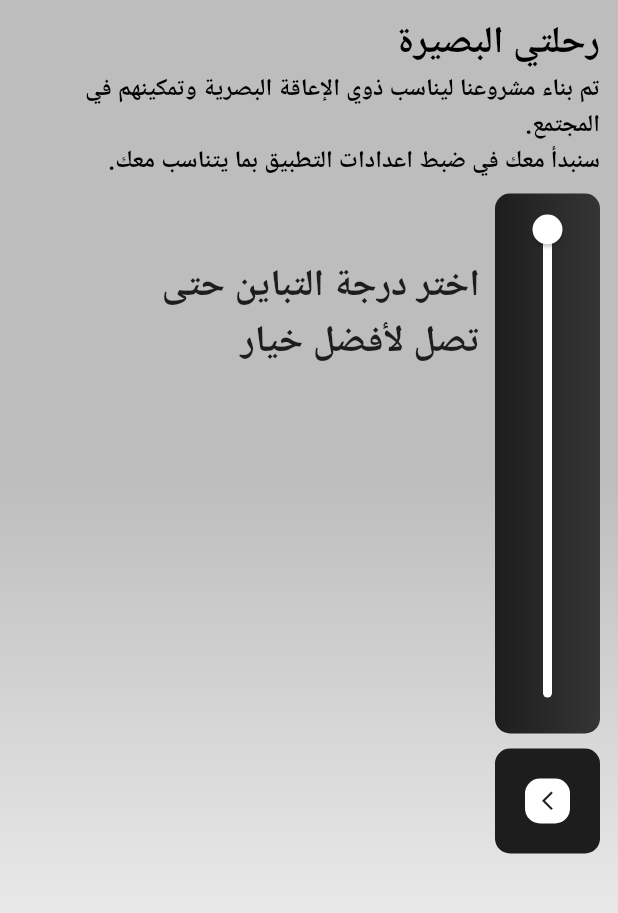
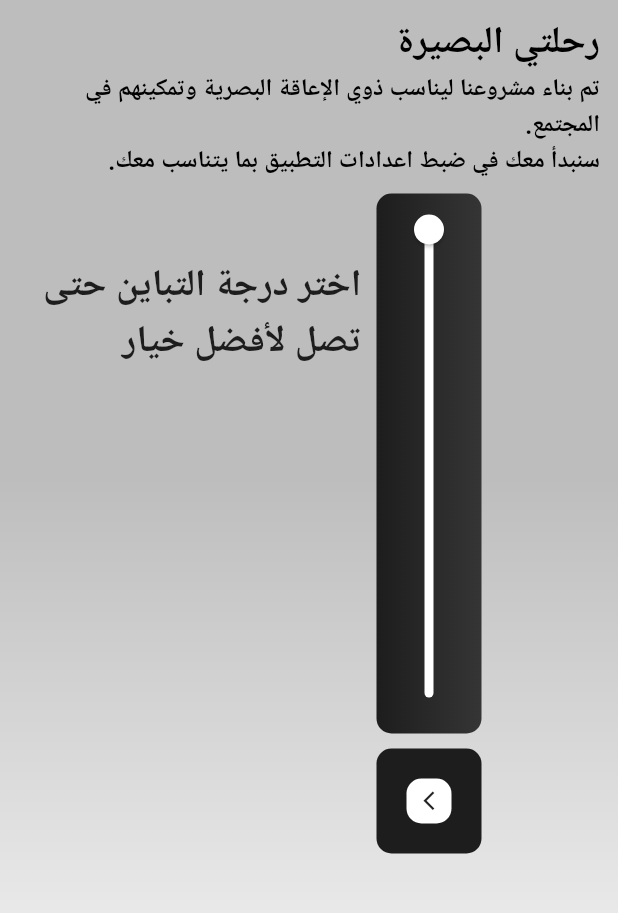
Before and after one commit to kawad852/visionary_journey_app, a Flutter app: the screen it shows after launch, after a tap on an icon or button, on a phone screen of 412 x 824 dp, the part 141-1054 px from its top. Run offline on Flutter 3.47's test engine with Material 3 defaults, Android fonts, the phone set to English and light mode, and no system bars; our stand-ins replace animate_do, audioplayers, cached_network_image, carousel_slider, cloud_firestore, firebase_auth and 19 more; missing offline and left inert: flutter_polyline_points, geoflutterfire_plus; accounts and stored records are empty; generated files the repository leaves out were written again; network calls fail; Roboto replaces fonts that are missing (Cairo); project files that could hold a hidden picture were left out.

Commit message:
alignment fix

```diff
--- a/lib/screens/card/widgets/home_card.dart
+++ b/lib/screens/card/widgets/home_card.dart
@@ -28,9 +28,9 @@ class HomeCard extends StatelessWidget {
   Widget build(BuildContext context) {
     return Align(
       alignment: MySharedPreferences.appDirction == AppDirction.right
-          ? AlignmentDirectional.centerEnd
+          ? Alignment.centerRight
           : MySharedPreferences.appDirction == AppDirction.left
-              ? AlignmentDirectional.centerStart
+              ? Alignment.centerLeft
               : AlignmentDirectional.center,
       child: SizedBox(
         width: MySharedPreferences.appDirction == AppDirction.normal ? double.infinity : context.mediaQuery.width * 0.75,
--- a/lib/screens/card/widgets/order_loading.dart
+++ b/lib/screens/card/widgets/order_loading.dart
@@ -22,9 +22,9 @@ class OrderLoading extends StatelessWidget {
   Widget build(BuildContext context) {
     return Align(
       alignment: MySharedPreferences.appDirction == AppDirction.right
-          ? AlignmentDirectional.centerEnd
+          ? Alignment.centerRight
           : MySharedPreferences.appDirction == AppDirction.left
-              ? AlignmentDirectional.centerStart
+              ? Alignment.centerLeft
               : AlignmentDirectional.center,
       child: SizedBox(
         width: MySharedPreferences.appDirction == AppDirction.normal ? double.infinity : context.mediaQuery.width * 0.65,
--- a/lib/screens/card/widgets/order_wating_driver_vertical.dart
+++ b/lib/screens/card/widgets/order_wating_driver_vertical.dart
@@ -81,7 +81,7 @@ class OrderWaitingDriverVertical extends StatelessWidget {
     final sliderValue = UiHelper.mapToRange(distance == 0 ? 0 : length, 0, total, -1, 1);
 
     return Align(
-      alignment: MySharedPreferences.appDirction == AppDirction.right ? AlignmentDirectional.centerEnd : AlignmentDirectional.centerStart,
+      alignment: MySharedPreferences.appDirction == AppDirction.right ? Alignment.centerRight : Alignment.centerLeft,
       child: SizedBox(
         width: context.mediaQuery.width * 0.58,
         child: Column(
--- a/lib/screens/card/widgets/settings_screen.dart
+++ b/lib/screens/card/widgets/settings_screen.dart
@@ -43,9 +43,9 @@ class _SettingsScreenState extends State<SettingsScreen> {
           padding: const EdgeInsets.symmetric(horizontal: 15),
           child: Align(
             alignment: MySharedPreferences.appDirction == AppDirction.right
-                ? AlignmentDirectional.centerEnd
+                ? Alignment.centerRight
                 : MySharedPreferences.appDirction == AppDirction.left
-                    ? AlignmentDirectional.centerStart
+                    ? Alignment.centerLeft
                     : AlignmentDirectional.center,
             child: SizedBox(
               width: MySharedPreferences.appDirction == AppDirction.normal ? double.infinity : context.mediaQuery.width * 0.65,
--- a/lib/screens/intro/allow_location_screen.dart
+++ b/lib/screens/intro/allow_location_screen.dart
@@ -49,9 +49,9 @@ class _AllowLocationScreenState extends State<AllowLocationScreen> {
               if (MySharedPreferences.appDirction == AppDirction.normal) const Spacer(),
               Align(
                 alignment: MySharedPreferences.appDirction == AppDirction.right
-                    ? AlignmentDirectional.centerEnd
+                    ? Alignment.centerRight
                     : MySharedPreferences.appDirction == AppDirction.left
-                        ? AlignmentDirectional.centerStart
+                        ? Alignment.centerLeft
                         : AlignmentDirectional.center,
                 child: Padding(
                   padding: EdgeInsets.only(top: MySharedPreferences.appDirction == AppDirction.normal ? 0 : 50),
--- a/lib/screens/intro/select_color_screen.dart
+++ b/lib/screens/intro/select_color_screen.dart
@@ -63,9 +63,7 @@ class _SelectColorScreenState extends State<SelectColorScreen> {
               const SizedBox(height: 10),
               if (MySharedPreferences.appDirction != AppDirction.normal)
                 Align(
-                  alignment: MySharedPreferences.appDirction == AppDirction.right
-                  ? AlignmentDirectional.centerEnd
-                  : AlignmentDirectional.centerStart,
+                  alignment: MySharedPreferences.appDirction == AppDirction.right ? Alignment.centerRight : Alignment.centerLeft,
                   child: SizedBox(
                     width: context.mediaQuery.width * 0.75,
                     child: Row(
@@ -78,7 +76,7 @@ class _SelectColorScreenState extends State<SelectColorScreen> {
                               alignment: Alignment.center,
                               decoration: BoxDecoration(
                                 borderRadius: BorderRadius.circular(MyTheme.radiusTertiary),
-                                gradient:  LinearGradient(
+                                gradient: LinearGradient(
                                   colors: [
                                     const Color(0xFF353535),
                                     context.colorPalette.black1D,
@@ -152,7 +150,7 @@ class _SelectColorScreenState extends State<SelectColorScreen> {
                               gradient: LinearGradient(
                                 colors: [
                                   const Color(0xFF353535),
-                                    context.colorPalette.black1D,
+                                  context.colorPalette.black1D,
                                 ],
                                 begin: AlignmentDirectional.centerStart,
                                 end: AlignmentDirectional.centerEnd,
--- a/lib/screens/login/widgets/login_side.dart
+++ b/lib/screens/login/widgets/login_side.dart
@@ -39,7 +39,7 @@ class LoginSide extends StatelessWidget {
           ),
         ),
         Align(
-          alignment: MySharedPreferences.appDirction == AppDirction.left ? AlignmentDirectional.centerStart : AlignmentDirectional.centerEnd,
+          alignment: MySharedPreferences.appDirction == AppDirction.left ? Alignment.centerLeft : Alignment.centerRight,
           child: Container(
             width: context.mediaQuery.width * 0.5,
             margin: const EdgeInsetsDirectional.only(top: 50, start: 20, end: 20),
```
